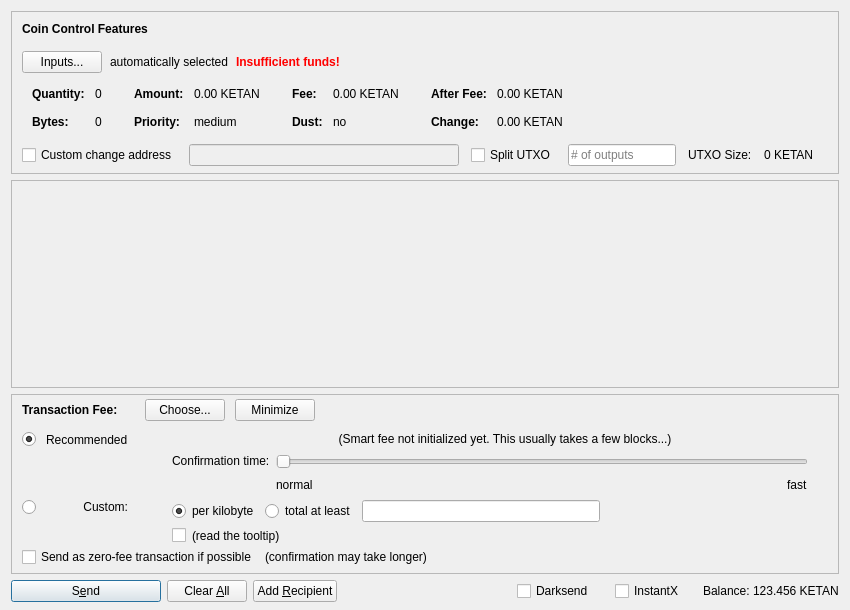
Before: the Qt Designer form src/qt/forms/sendcoinsdialog.ui in wmcorless/kema, drawn with Qt 5.
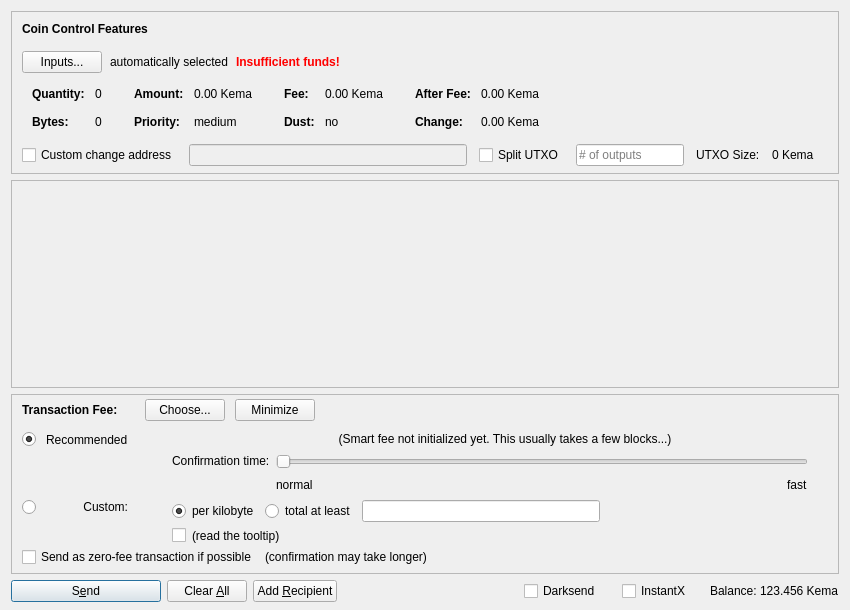
After: the same form once the commit is applied. Icons and pictures are not drawn. Custom widgets are drawn as their Qt base class.

What changed in the file:
```diff
--- a/src/qt/forms/sendcoinsdialog.ui
+++ b/src/qt/forms/sendcoinsdialog.ui
@@ -324,7 +324,7 @@
                   <enum>Qt::ActionsContextMenu</enum>
                  </property>
                  <property name="text">
-                  <string notr="true">0.00 KETAN</string>
+                  <string notr="true">0.00 Kema</string>
                  </property>
                  <property name="textInteractionFlags">
                   <set>Qt::LinksAccessibleByMouse|Qt::TextSelectableByKeyboard|Qt::TextSelectableByMouse</set>
@@ -404,7 +404,7 @@
                   <enum>Qt::ActionsContextMenu</enum>
                  </property>
                  <property name="text">
-                  <string notr="true">0.00 KETAN</string>
+                  <string notr="true">0.00 Kema</string>
                  </property>
                  <property name="textInteractionFlags">
                   <set>Qt::LinksAccessibleByMouse|Qt::TextSelectableByKeyboard|Qt::TextSelectableByMouse</set>
@@ -484,7 +484,7 @@
                   <enum>Qt::ActionsContextMenu</enum>
                  </property>
                  <property name="text">
-                  <string notr="true">0.00 KETAN</string>
+                  <string notr="true">0.00 Kema</string>
                  </property>
                  <property name="textInteractionFlags">
                   <set>Qt::LinksAccessibleByMouse|Qt::TextSelectableByKeyboard|Qt::TextSelectableByMouse</set>
@@ -513,7 +513,7 @@
                   <enum>Qt::ActionsContextMenu</enum>
                  </property>
                  <property name="text">
-                  <string notr="true">0.00 KETAN</string>
+                  <string notr="true">0.00 Kema</string>
                  </property>
                  <property name="textInteractionFlags">
                   <set>Qt::LinksAccessibleByMouse|Qt::TextSelectableByKeyboard|Qt::TextSelectableByMouse</set>
@@ -594,7 +594,7 @@
           <item>
            <widget class="QLabel" name="labelBlockSize">
             <property name="text">
-             <string>0 KETAN</string>
+             <string>0 Kema</string>
             </property>
            </widget>
           </item>
@@ -1435,7 +1435,7 @@
           <cursorShape>IBeamCursor</cursorShape>
          </property>
          <property name="text">
-          <string notr="true">123.456 KETAN</string>
+          <string notr="true">123.456 Kema</string>
          </property>
          <property name="textInteractionFlags">
           <set>Qt::LinksAccessibleByMouse|Qt::TextSelectableByKeyboard|Qt::TextSelectableByMouse</set>
```
Left out of the diff: 16 changed lines with no effect on the pictures.
